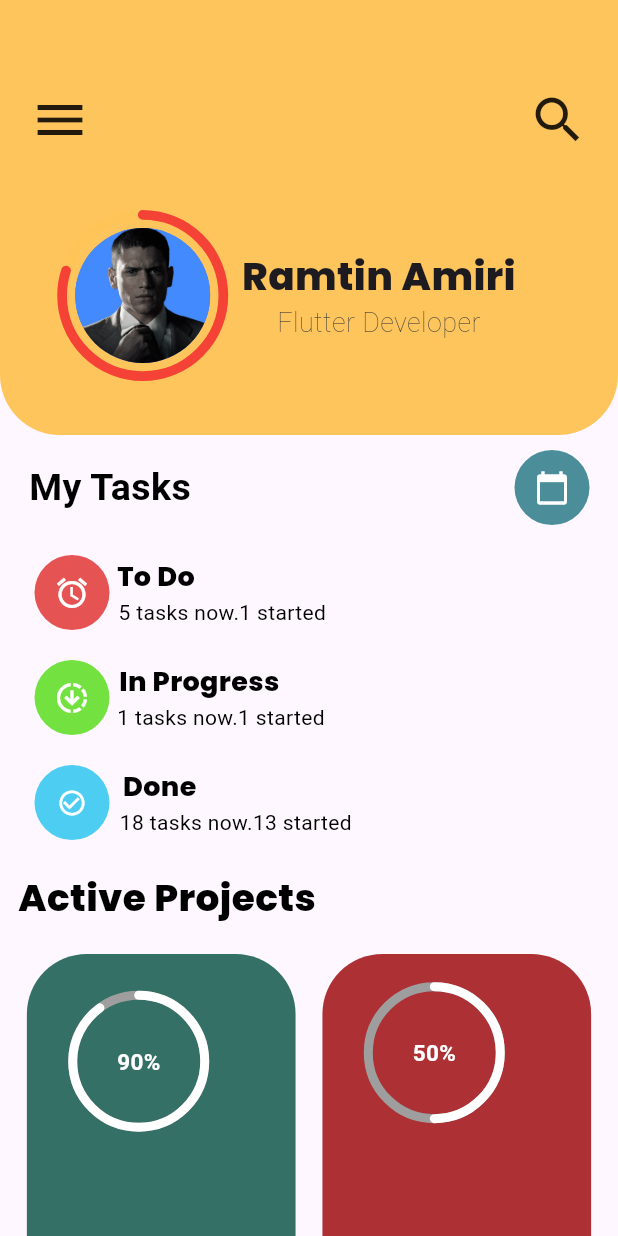
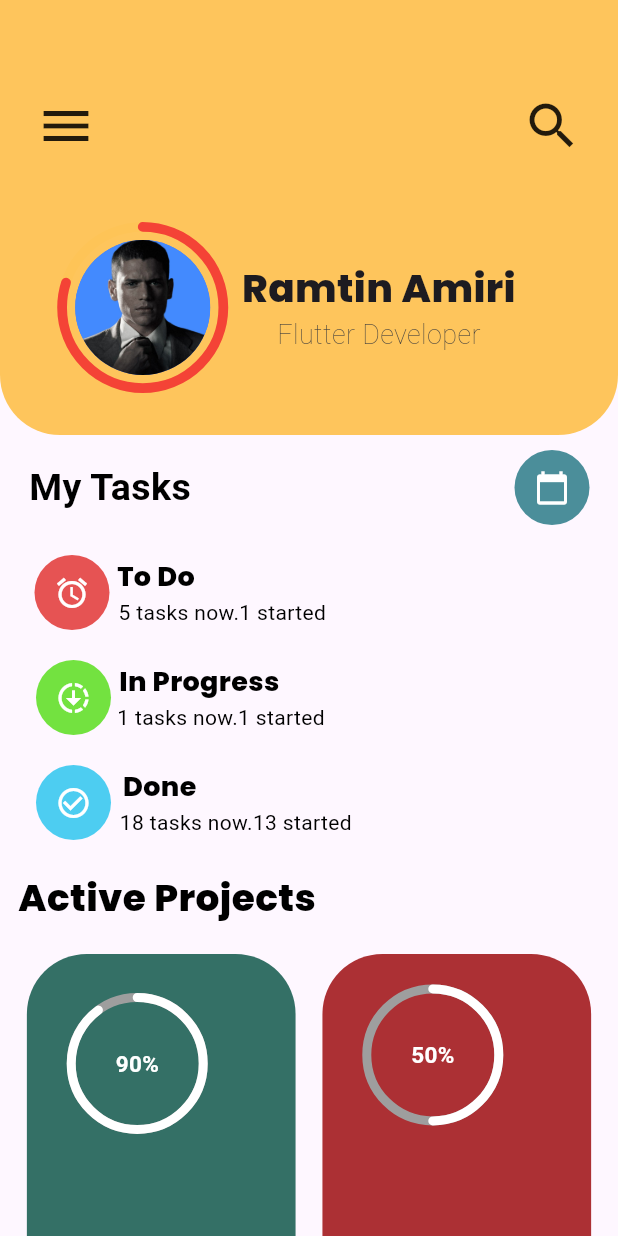
Before and after one commit to ramtindev/tasky, a Flutter app: the SecondPage screen opened directly, on a phone screen of 412 x 824 dp. Run offline on Flutter 3.47's test engine with Material 3 defaults, Android fonts, the light colour scheme and no system bars; drawn by our look-alikes of percent_indicator.

Commit message:
first commit

```diff
--- a/lib/page.dart
+++ b/lib/SecendPage.dart
@@ -1,4 +1,5 @@
 import 'package:flutter/material.dart';
+import 'package:orgtaski/methods.dart';
 import 'package:percent_indicator/circular_percent_indicator.dart';
 
 class SecondPage extends StatefulWidget {
@@ -9,17 +10,17 @@ class _SecondPageState extends State<SecondPage> {
  final ScrollController _scrollController =
       ScrollController();
   bool showTitle = false;
-  double CartWidth = 0;
-  double CartHeight = 0;
+  double _cartWidth = 0;
+  double _cartHeight = 0;
   @override
   @override
-  Widget customCard(Color color, String title, String hours, double percent) {
+  Widget BuildCustomCard(Color color, String title, String hours, double percent) {
 
   return AnimatedContainer(
     duration: Duration(milliseconds: 300),
     curve: Curves.bounceInOut,
-    width: CartWidth / 2.3,
-    height: CartHeight,
+    width: _cartWidth / 2.3,
+    height: _cartHeight,
     decoration: BoxDecoration(
       color: color,
       borderRadius: BorderRadius.circular(40),
@@ -28,7 +29,7 @@ class _SecondPageState extends State<SecondPage> {
       mainAxisAlignment: MainAxisAlignment.spaceEvenly,
       children: [
         Padding(
-          padding: const EdgeInsets.only(right: 30.0, top: 10),
+          padding: const EdgeInsetsDirectional.only(end: 32.0, top: 12),
           child: CircularPercentIndicator(
             radius: 47,
             center: Text(
@@ -49,7 +50,7 @@ class _SecondPageState extends State<SecondPage> {
         ),
         SizedBox(height: 70),
         Padding(
-          padding: const EdgeInsets.only(left: 15.0),
+          padding: const EdgeInsetsDirectional.only(start: 16.0),
           child: Row(
             mainAxisAlignment: MainAxisAlignment.start,
             children: [
@@ -66,7 +67,7 @@ class _SecondPageState extends State<SecondPage> {
                   ),
                   SizedBox(height: 5),
                   Text(
-                    "$hours Hours Progress        ",
+                    "$hours Hours Progress         ",
                     style: TextStyle(color: Colors.white, fontSize: 12),
                   ),
                   SizedBox(height: 13)
@@ -93,10 +94,10 @@ class _SecondPageState extends State<SecondPage> {
       }
     });
     Future.delayed(Duration(milliseconds: 300), () {
-      // TODO:  این کد کلا مشکل داره نباید اینکارو بکنی اول متد build اینو مقدار بده
+
       setState(() {
-        CartWidth = MediaQuery.sizeOf(context).width;
-        CartHeight = 290;
+        _cartWidth = MediaQuery.sizeOf(context).width;
+        _cartHeight = 290;
       });
     });
   }
@@ -138,7 +139,7 @@ class _SecondPageState extends State<SecondPage> {
             child: Column(
               children: [
                 Container(
-                  width: CartWidth,
+                  width: _cartWidth,
                   height: 250,
                   decoration: BoxDecoration(
                     color: const Color.fromARGB(248, 254, 196, 87),
@@ -150,11 +151,11 @@ class _SecondPageState extends State<SecondPage> {
                         mainAxisAlignment: MainAxisAlignment.spaceBetween,
                         children: [
                           Padding(
-                            padding: const EdgeInsets.all(20),
+                            padding: const EdgeInsets.all(24),
                             child: Icon(Icons.menu, size: 40),
                           ),
                           Padding(
-                            padding: const EdgeInsets.all(20),
+                            padding: const EdgeInsets.all(24),
                             child: Icon(
                               Icons.search,
                               size: 40,
@@ -232,18 +233,7 @@ class _SecondPageState extends State<SecondPage> {
                     ),
                     Padding(
                       padding: const EdgeInsets.only(right: 19),
-                      child: Container(
-                        width: 50,
-                        height: 50,
-                        decoration: BoxDecoration(
-                          color: const Color.fromARGB(255, 75, 142, 154),
-                          borderRadius: BorderRadius.circular(300),
-                        ),
-                        child: Icon(
-                          Icons.calendar_today,
-                          color: Colors.white,
-                        ),
-                      ),
+                      child: BuildCircleIcons(Color.fromARGB(255, 75, 142, 154), Icons.calendar_today)
                     )
                   ],
                 ),
@@ -252,18 +242,7 @@ class _SecondPageState extends State<SecondPage> {
                   children: [
                     Padding(
                       padding: const EdgeInsets.only(left: 23, right: 5),
-                      child: Container(
-                        width: 50,
-                        height: 50,
-                        decoration: BoxDecoration(
-                          color: const Color.fromARGB(255, 230, 83, 83),
-                          borderRadius: BorderRadius.circular(300),
-                        ),
-                        child: Icon(
-                          Icons.alarm,
-                          color: Colors.white,
-                        ),
-                      ),
+                      child:BuildCircleIcons(Color.fromARGB(255, 230, 83, 83), Icons.alarm)
                     ),
                     Column(
                       children: [
@@ -291,19 +270,8 @@ class _SecondPageState extends State<SecondPage> {
                 Row(
                   children: [
                     Padding(
-                      padding: const EdgeInsets.only(left: 23, right: 5),
-                      child: Container(
-                        width: 50,
-                        height: 50,
-                        decoration: BoxDecoration(
-                          color: const Color.fromARGB(255, 115, 226, 64),
-                          borderRadius: BorderRadius.circular(300),
-                        ),
-                        child: Icon(
-                          Icons.downloading_outlined,
-                          color: Colors.white,
-                        ),
-                      ),
+                      padding: const EdgeInsets.only(left: 24, right: 4),
+                      child: BuildCircleIcons(Color.fromARGB(255, 115, 226, 64), Icons.downloading)
                     ),
                     Column(
                       children: [
@@ -331,20 +299,8 @@ class _SecondPageState extends State<SecondPage> {
                 Row(
                   children: [
                     Padding(
-                      padding: const EdgeInsets.only(left: 23, right: 5),
-                      child: Container(
-                        width: 50,
-                        height: 50,
-                        decoration: BoxDecoration(
-                          color: const Color.fromARGB(255, 77, 205, 241),
-                          borderRadius: BorderRadius.circular(300),
-                        ),
-                        child: Icon(
-                          Icons.check_circle_outline,
-                          color: Colors.white,
-                          size: 20,
-                        ),
-                      ),
+                      padding: const EdgeInsets.only(left: 24, right: 4),
+                      child:BuildCircleIcons(Color.fromARGB(255, 77, 205, 241), Icons.check_circle_outline)
                     ),
                     Column(
                       children: [
@@ -391,23 +347,22 @@ class _SecondPageState extends State<SecondPage> {
                 Row(
                   mainAxisAlignment: MainAxisAlignment.spaceEvenly,
                   children: [
-                    customCard(Color.fromARGB(255, 52, 112, 102), "Medical app        ", "9", 0.9),
-                   customCard(Color.fromARGB(255, 172, 48, 52), "Making History \n Notes", "12", 0.5)
+                    BuildCustomCard(Color.fromARGB(255, 52, 112, 102), "Medical app        ", "9", 0.9),
+                   BuildCustomCard(Color.fromARGB(255, 172, 48, 52), "Making History \n Notes", "12", 0.5)
                   ],
                 ),
                 SizedBox(height: 35),
                 Row(
                   mainAxisAlignment: MainAxisAlignment.spaceEvenly,
                   children: [
-                   customCard(Color.fromARGB(255, 42, 212, 33), "Practice Coding", "0!", 0.1),
-                 customCard(Color.fromARGB(255, 15, 215, 182), "Practice Phisics", "12", 0.0)
+                   BuildCustomCard(Color.fromARGB(255, 42, 212, 33), "Practice Coding", "0!", 0.1),
+                 BuildCustomCard(Color.fromARGB(255, 15, 215, 182), "Practice Phisics", "12", 0.0)
                   ],
                 ),
                 SizedBox(height: 10,)
               ],
             ),
           ),
-          // اینجا از تابع برای تست استفاده کردم اما نمایش نمیده سرچ هم کردم جواب مفیدی نبود
         ],
       ),
     );
--- a/lib/main.dart
+++ b/lib/main.dart
@@ -1,5 +1,5 @@
 import 'package:flutter/material.dart';
-import 'package:orgtaski/page.dart';
+import 'package:orgtaski/SecendPage.dart';
 
 
 void main (){
--- /dev/null
+++ b/lib/methods.dart
@@ -0,0 +1,16 @@
+import 'package:flutter/material.dart';
+
+Widget BuildCircleIcons(colors , icon){
+  return  Container(
+                        width: 50,
+                        height: 50,
+                        decoration: BoxDecoration(
+                          color: colors,
+                          borderRadius: BorderRadius.circular(300),
+                        ),
+                        child: Icon(
+                         icon,
+                          color: Colors.white,
+                        ),
+                      );
+}
```
